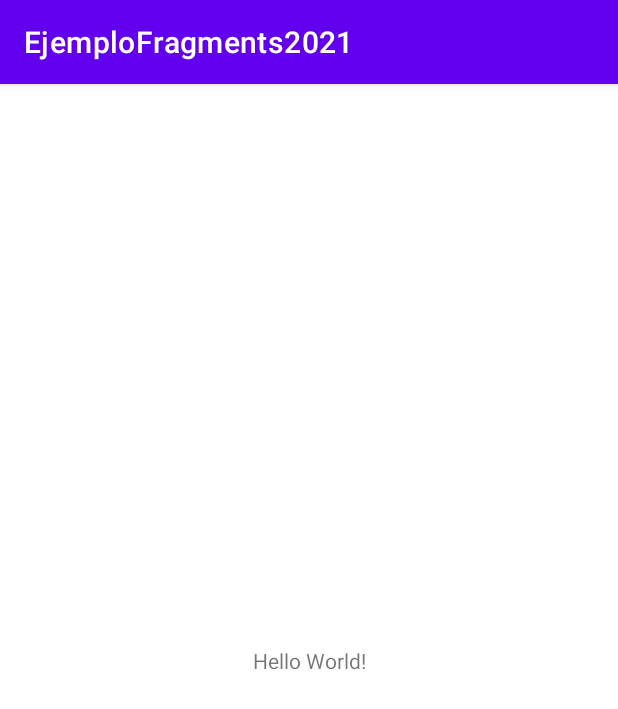
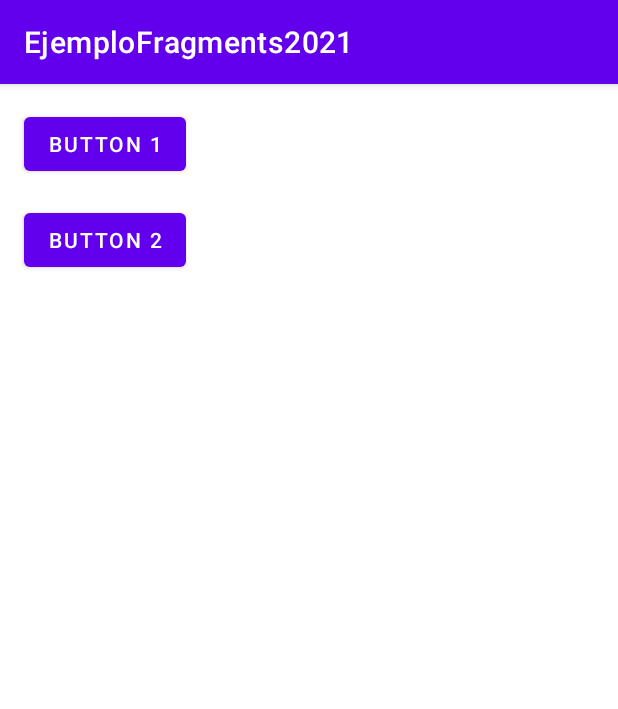
Before and after one commit to mcasadoalias/EjemploFragments2021, an Android app: the screen it shows after launch (MainActivity), on a phone screen of 412 x 824 dp. Shown: the top 709 px of the screen. Run offline under Robolectric (Android 15) with nearby library versions, the phone set to English and light mode, and no system bars.

Commit message:
Fragments added

```diff
--- a/app/build.gradle
+++ b/app/build.gradle
@@ -30,6 +30,10 @@ android {
 
 dependencies {
 
+    implementation 'androidx.legacy:legacy-support-v4:1.0.0'
+    def fragment_version = "1.2.5"
+
+    implementation "androidx.fragment:fragment:$fragment_version"
     implementation 'androidx.appcompat:appcompat:1.2.0'
     implementation 'com.google.android.material:material:1.2.1'
     implementation 'androidx.constraintlayout:constraintlayout:2.0.4'
--- a/app/src/main/java/es/iesnervion/ejemplofragments2021/MainActivity.java
+++ b/app/src/main/java/es/iesnervion/ejemplofragments2021/MainActivity.java
@@ -3,12 +3,25 @@ package es.iesnervion.ejemplofragments2021;
 import androidx.appcompat.app.AppCompatActivity;
 
 import android.os.Bundle;
+import android.view.View;
 
 public class MainActivity extends AppCompatActivity {
 
+
+
     @Override
     protected void onCreate(Bundle savedInstanceState) {
+        View mainContainer;
         super.onCreate(savedInstanceState);
         setContentView(R.layout.activity_main);
+        mainContainer = findViewById(R.id.mainContainer);
+
+        //If the layout that has been loaded is the one for small screens
+        if (mainContainer!=null){
+            getSupportFragmentManager().beginTransaction()
+                    .setReorderingAllowed(true)
+                    .add(R.id.mainContainer, NavigationFragment.class, null)
+                    .commit();
+        }
     }
 }
--- /dev/null
+++ b/app/src/main/java/es/iesnervion/ejemplofragments2021/NavigationFragment.java
@@ -0,0 +1,64 @@
+package es.iesnervion.ejemplofragments2021;
+
+import android.os.Bundle;
+
+import androidx.fragment.app.Fragment;
+
+import android.view.LayoutInflater;
+import android.view.View;
+import android.view.ViewGroup;
+
+/**
+ * A simple {@link Fragment} subclass.
+ * Use the {@link NavigationFragment#newInstance} factory method to
+ * create an instance of this fragment.
+ */
+public class NavigationFragment extends Fragment {
+
+    // TODO: Rename parameter arguments, choose names that match
+    // the fragment initialization parameters, e.g. ARG_ITEM_NUMBER
+    private static final String ARG_PARAM1 = "param1";
+    private static final String ARG_PARAM2 = "param2";
+
+    // TODO: Rename and change types of parameters
+    private String mParam1;
+    private String mParam2;
+
+    public NavigationFragment() {
+        // Required empty public constructor
+    }
+
+    /**
+     * Use this factory method to create a new instance of
+     * this fragment using the provided parameters.
+     *
+     * @param param1 Parameter 1.
+     * @param param2 Parameter 2.
+     * @return A new instance of fragment NavigationFragment.
+     */
+    // TODO: Rename and change types and number of parameters
+    public static NavigationFragment newInstance(String param1, String param2) {
+        NavigationFragment fragment = new NavigationFragment();
+        Bundle args = new Bundle();
+        args.putString(ARG_PARAM1, param1);
+        args.putString(ARG_PARAM2, param2);
+        fragment.setArguments(args);
+        return fragment;
+    }
+
+    @Override
+    public void onCreate(Bundle savedInstanceState) {
+        super.onCreate(savedInstanceState);
+        if (getArguments() != null) {
+            mParam1 = getArguments().getString(ARG_PARAM1);
+            mParam2 = getArguments().getString(ARG_PARAM2);
+        }
+    }
+
+    @Override
+    public View onCreateView(LayoutInflater inflater, ViewGroup container,
+                             Bundle savedInstanceState) {
+        // Inflate the layout for this fragment
+        return inflater.inflate(R.layout.fragment_navigation, container, false);
+    }
+}
--- /dev/null
+++ b/app/src/main/res/layout-sw600dp/activity_main.xml
@@ -0,0 +1,28 @@
+<?xml version="1.0" encoding="utf-8"?>
+<androidx.constraintlayout.widget.ConstraintLayout xmlns:android="http://schemas.android.com/apk/res/android"
+    xmlns:app="http://schemas.android.com/apk/res-auto"
+    xmlns:tools="http://schemas.android.com/tools"
+    android:layout_width="match_parent"
+    android:layout_height="match_parent"
+    tools:context=".MainActivity">
+
+    <androidx.fragment.app.FragmentContainerView
+        android:id="@+id/leftContainer"
+        android:layout_width="0dp"
+        android:layout_height="match_parent"
+        app:layout_constraintStart_toStartOf="parent"
+        app:layout_constraintTop_toTopOf="parent"
+        app:layout_constraintWidth_percent="0.3"
+        android:name="es.iesnervion.ejemplofragments2021.NavigationFragment"/>
+
+    <androidx.fragment.app.FragmentContainerView
+        android:id="@+id/rightContainer"
+        android:layout_width="0dp"
+        android:layout_height="match_parent"
+        app:layout_constraintStart_toEndOf="@id/leftContainer"
+        app:layout_constraintTop_toTopOf="parent"
+        app:layout_constraintWidth_percent="0.7"
+        android:name="es.iesnervion.ejemplofragments2021.DetailsFragment"/>
+
+
+</androidx.constraintlayout.widget.ConstraintLayout>
--- a/app/src/main/res/layout/activity_main.xml
+++ b/app/src/main/res/layout/activity_main.xml
@@ -6,13 +6,12 @@
     android:layout_height="match_parent"
     tools:context=".MainActivity">
 
-    <TextView
-        android:layout_width="wrap_content"
-        android:layout_height="wrap_content"
-        android:text="Hello World!"
-        app:layout_constraintBottom_toBottomOf="parent"
-        app:layout_constraintLeft_toLeftOf="parent"
-        app:layout_constraintRight_toRightOf="parent"
+    <androidx.fragment.app.FragmentContainerView
+        xmlns:android="http://schemas.android.com/apk/res/android"
+        android:id="@+id/mainContainer"
+        android:layout_width="match_parent"
+        android:layout_height="match_parent"
+        app:layout_constraintStart_toStartOf="parent"
         app:layout_constraintTop_toTopOf="parent" />
 
 </androidx.constraintlayout.widget.ConstraintLayout>
--- /dev/null
+++ b/app/src/main/res/layout/fragment_navigation.xml
@@ -0,0 +1,31 @@
+<?xml version="1.0" encoding="utf-8"?>
+<androidx.constraintlayout.widget.ConstraintLayout xmlns:android="http://schemas.android.com/apk/res/android"
+    xmlns:app="http://schemas.android.com/apk/res-auto"
+    xmlns:tools="http://schemas.android.com/tools"
+    android:layout_width="match_parent"
+    android:layout_height="match_parent"
+    tools:context=".NavigationFragment">
+
+    <!-- TODO: Update blank fragment layout -->
+
+    <Button
+        android:id="@+id/btn1"
+        android:layout_width="wrap_content"
+        android:layout_height="wrap_content"
+        android:layout_marginStart="16dp"
+        android:layout_marginTop="16dp"
+        android:text="@string/button1"
+        app:layout_constraintStart_toStartOf="parent"
+        app:layout_constraintTop_toTopOf="parent" />
+
+    <Button
+        android:id="@+id/btn2"
+        android:layout_width="wrap_content"
+        android:layout_height="wrap_content"
+        android:layout_marginStart="16dp"
+        android:layout_marginTop="16dp"
+        android:text="@string/button2"
+        app:layout_constraintStart_toStartOf="parent"
+        app:layout_constraintTop_toBottomOf="@+id/btn1" />
+
+</androidx.constraintlayout.widget.ConstraintLayout>
--- a/app/src/main/res/values/strings.xml
+++ b/app/src/main/res/values/strings.xml
@@ -1,3 +1,8 @@
 <resources>
     <string name="app_name">EjemploFragments2021</string>
+    <!-- TODO: Remove or change this placeholder text -->
+    <string name="hello_blank_fragment">Hello blank fragment</string>
+    <string name="testing_details_fragment">Testing details fragment</string>
+    <string name="button1">Button 1</string>
+    <string name="button2">Button 2</string>
 </resources>
```
Also changed, not shown: app/src/main/java/es/iesnervion/ejemplofragments2021/DetailsFragment.java (added, +64 -0 lines), app/src/main/res/layout/fragment_details.xml (added, +14 -0 lines), gradle/wrapper/gradle-wrapper.properties.
